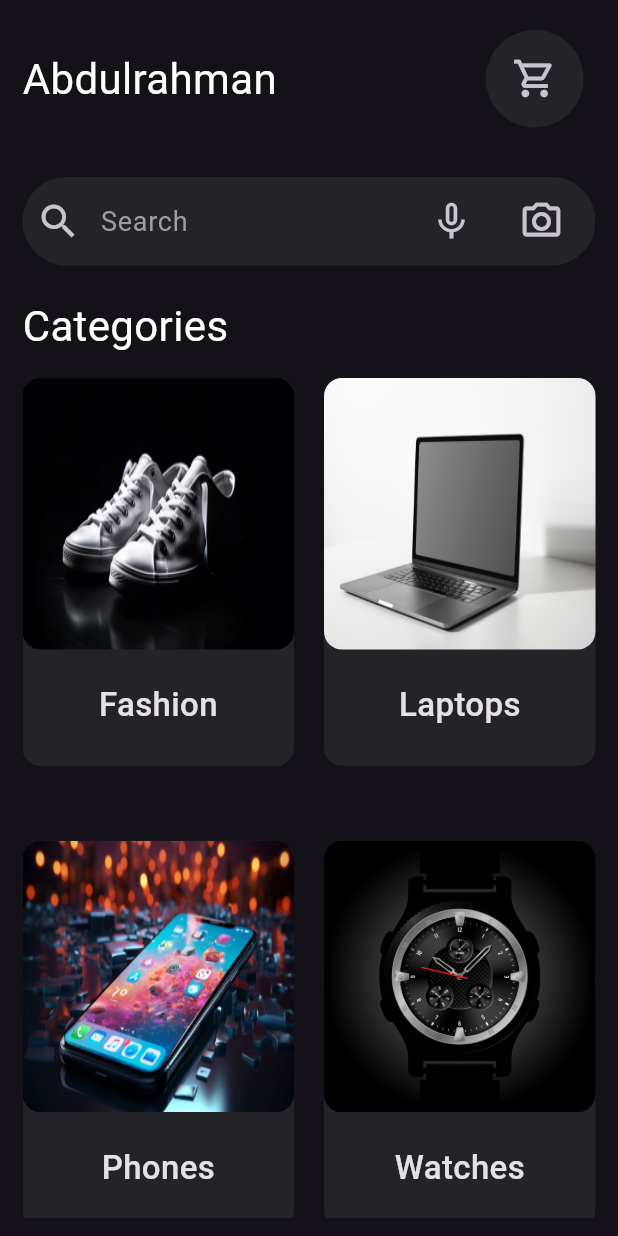
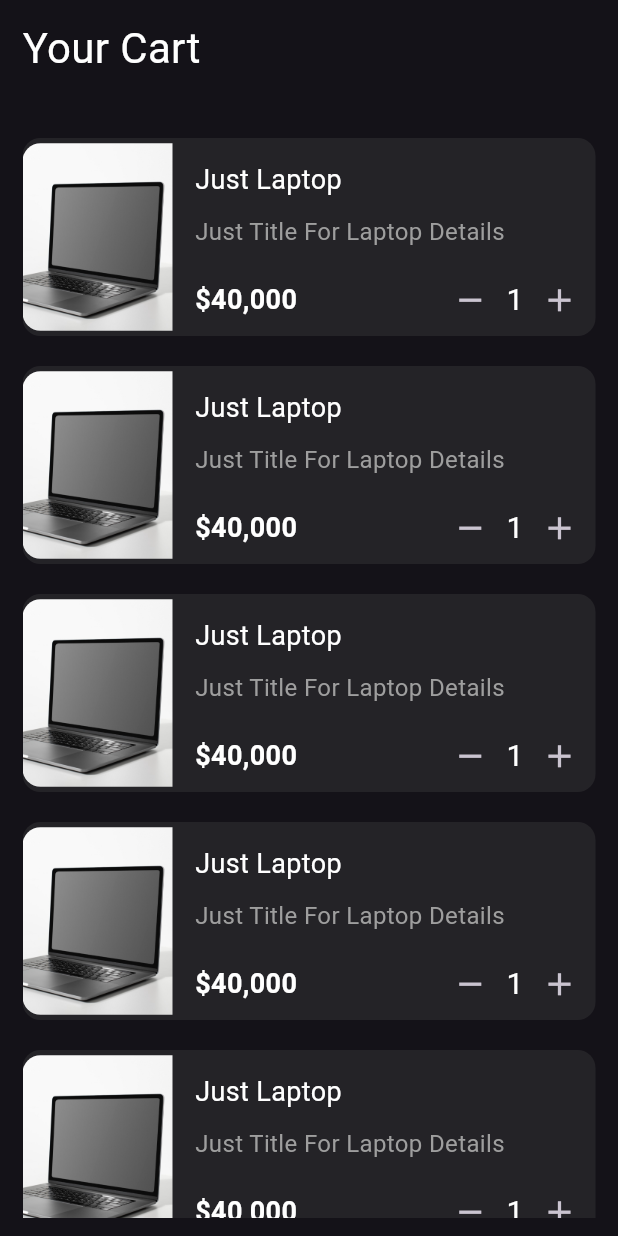
Before and after one commit to Kubbany/Mobile-Computing-Project, a Flutter app: the CategoriesView screen opened by its route, after a tap on the "shopping cart" icon, on a phone screen of 412 x 824 dp. Run offline on Flutter 3.47's test engine with Material 3 defaults, Android fonts, the phone set to English and light mode, and no system bars.

Commit message:
cart view UI Done

```diff
--- a/lib/constants.dart
+++ b/lib/constants.dart
@@ -4,4 +4,6 @@ const kLoginView = "Login View";
 const kRegisterView = "Register View";
 const kCategoriesView = "Categories View";
 const kProductsView = "Products View";
+const kProductDetailsView = "Product Details View";
+const kCartView = "Cart View";
 const kPrimaryColor = Color(0xff242327);
--- /dev/null
+++ b/lib/features/cart/presentation/views/cart_view.dart
@@ -0,0 +1,14 @@
+import 'package:ecommerce_app/constants.dart';
+import 'package:ecommerce_app/features/cart/presentation/views/widgets/cart_view_body.dart';
+import 'package:flutter/material.dart';
+
+class CartView extends StatelessWidget {
+  const CartView({super.key});
+  static const String id = kCartView;
+  @override
+  Widget build(BuildContext context) {
+    return const Scaffold(
+      body: CartViewBody(),
+    );
+  }
+}
--- /dev/null
+++ b/lib/features/cart/presentation/views/widgets/cart_item.dart
@@ -0,0 +1,101 @@
+import 'package:ecommerce_app/constants.dart';
+import 'package:ecommerce_app/features/products/presentation/views/widgets/custom_item_image.dart';
+import 'package:flutter/material.dart';
+
+class CartItem extends StatelessWidget {
+  const CartItem({super.key});
+
+  @override
+  Widget build(BuildContext context) {
+    return Container(
+      margin: const EdgeInsets.only(
+        top: 20,
+      ),
+      decoration: BoxDecoration(
+        borderRadius: BorderRadius.circular(12),
+        color: kPrimaryColor,
+      ),
+      child: Row(
+        children: [
+          const Padding(
+            padding: EdgeInsets.only(
+              right: 15,
+            ),
+            child: CustomItemImage(image: "assets/images/laptops.jpg"),
+          ),
+          Expanded(
+            child: Column(
+              crossAxisAlignment: CrossAxisAlignment.start,
+              children: [
+                const SizedBox(
+                  height: 15,
+                ),
+                const Text(
+                  "Just Laptop",
+                  style: TextStyle(
+                    fontSize: 18,
+                    color: Colors.white,
+                  ),
+                ),
+                const SizedBox(
+                  height: 10,
+                ),
+                const Text(
+                  "Just Title For Laptop Details",
+                  maxLines: 2,
+                  overflow: TextOverflow.ellipsis,
+                  style: TextStyle(
+                    fontSize: 16,
+                    color: Colors.grey,
+                  ),
+                ),
+                const SizedBox(
+                  height: 10,
+                ),
+                Row(
+                  mainAxisAlignment: MainAxisAlignment.spaceBetween,
+                  children: [
+                    const Text(
+                      "\$40,000",
+                      style: TextStyle(
+                        fontSize: 18,
+                        color: Colors.white,
+                        fontWeight: FontWeight.bold,
+                      ),
+                    ),
+                    Row(
+                      mainAxisAlignment: MainAxisAlignment.spaceBetween,
+                      children: [
+                        IconButton(
+                          onPressed: () {},
+                          icon: const Icon(
+                            Icons.remove,
+                            size: 25,
+                          ),
+                        ),
+                        const Text(
+                          "1",
+                          style: TextStyle(
+                            color: Colors.white,
+                            fontSize: 20,
+                          ),
+                        ),
+                        IconButton(
+                          onPressed: () {},
+                          icon: const Icon(
+                            Icons.add,
+                            size: 25,
+                          ),
+                        ),
+                      ],
+                    )
+                  ],
+                ),
+              ],
+            ),
+          )
+        ],
+      ),
+    );
+  }
+}
--- /dev/null
+++ b/lib/features/cart/presentation/views/widgets/cart_list_view.dart
@@ -0,0 +1,14 @@
+import 'package:ecommerce_app/features/cart/presentation/views/widgets/cart_item.dart';
+import 'package:flutter/material.dart';
+
+class CartListView extends StatelessWidget {
+  const CartListView({super.key});
+
+  @override
+  Widget build(BuildContext context) {
+    return SliverList.builder(
+      itemCount: 15,
+      itemBuilder: (context, index) => const CartItem(),
+    );
+  }
+}
--- /dev/null
+++ b/lib/features/cart/presentation/views/widgets/cart_view_body.dart
@@ -0,0 +1,40 @@
+import 'package:ecommerce_app/features/cart/presentation/views/widgets/cart_list_view.dart';
+import 'package:flutter/material.dart';
+
+class CartViewBody extends StatelessWidget {
+  const CartViewBody({super.key});
+
+  @override
+  Widget build(BuildContext context) {
+    return const SafeArea(
+      child: Padding(
+        padding: EdgeInsets.symmetric(
+          vertical: 12,
+          horizontal: 15,
+        ),
+        child: CustomScrollView(
+          slivers: [
+            SliverToBoxAdapter(
+              child: Column(
+                crossAxisAlignment: CrossAxisAlignment.start,
+                children: [
+                  Text(
+                    "Your Cart",
+                    style: TextStyle(
+                      fontSize: 28,
+                      color: Colors.white,
+                    ),
+                  ),
+                  SizedBox(
+                    height: 20,
+                  ),
+                ],
+              ),
+            ),
+            CartListView(),
+          ],
+        ),
+      ),
+    );
+  }
+}
--- a/lib/features/products/presentation/views/product_details_view.dart
+++ b/lib/features/products/presentation/views/product_details_view.dart
@@ -1,9 +1,10 @@
+import 'package:ecommerce_app/constants.dart';
 import 'package:ecommerce_app/features/products/presentation/views/widgets/product_details_view_body.dart';
 import 'package:flutter/material.dart';
 
 class ProductDetailsView extends StatelessWidget {
   const ProductDetailsView({super.key});
-
+  static const String id = kProductDetailsView;
   @override
   Widget build(BuildContext context) {
     return const Scaffold(
--- a/lib/features/products/presentation/views/widgets/product_details_view_body.dart
+++ b/lib/features/products/presentation/views/widgets/product_details_view_body.dart
@@ -62,29 +62,33 @@ class ProductDetailsViewBody extends StatelessWidget {
                   title: "Add To Cart",
                 ),
                 const SizedBox(
-                  height: 35,
+                  height: 25,
                 ),
                 TextField(
                   decoration: InputDecoration(
                     hintText: "Leave Your Feedback",
                     contentPadding: const EdgeInsetsDirectional.symmetric(
-                      vertical: 60,
+                      vertical: 40,
                       horizontal: 15,
                     ),
-                    enabledBorder: OutlineInputBorder(
-                      borderRadius: BorderRadius.circular(8),
-                      borderSide: const BorderSide(
-                        color: Colors.grey,
-                      ),
-                    ),
-                    focusedBorder: OutlineInputBorder(
-                      borderRadius: BorderRadius.circular(8),
-                      borderSide: const BorderSide(
-                        color: Colors.blue,
-                      ),
+                    enabledBorder: buildBorder(),
+                    focusedBorder: buildBorder(
+                      color: Colors.blue,
                     ),
                   ),
                 ),
+                const SizedBox(
+                  height: 15,
+                ),
+                TextField(
+                  decoration: InputDecoration(
+                    enabledBorder: buildBorder(),
+                    focusedBorder: buildBorder(
+                      color: Colors.blue,
+                    ),
+                    hintText: "Leave Your Rating",
+                  ),
+                )
               ],
             ),
           )
@@ -92,4 +96,13 @@ class ProductDetailsViewBody extends StatelessWidget {
       ),
     );
   }
+
+  OutlineInputBorder buildBorder({Color? color}) {
+    return OutlineInputBorder(
+      borderRadius: BorderRadius.circular(8),
+      borderSide: BorderSide(
+        color: color ?? Colors.grey,
+      ),
+    );
+  }
 }
--- a/lib/main.dart
+++ b/lib/main.dart
@@ -1,4 +1,5 @@
 import 'package:ecommerce_app/constants.dart';
+import 'package:ecommerce_app/features/cart/presentation/views/cart_view.dart';
 import 'package:ecommerce_app/features/home/presentation/views/categories_view.dart';
 import 'package:ecommerce_app/features/login&register/presentation/views/login_view.dart';
 import 'package:ecommerce_app/features/login&register/presentation/views/register_view.dart';
@@ -29,6 +30,7 @@ class EcommerceApp extends StatelessWidget {
         kLoginView: (context) => const LoginView(),
         kRegisterView: (context) => const RegisterView(),
         kCategoriesView: (context) => const CategoriesView(),
+        kCartView: (context) => const CartView(),
       },
     );
   }
--- a/lib/utils/cart_icon.dart
+++ b/lib/utils/cart_icon.dart
@@ -1,4 +1,5 @@
 import 'package:ecommerce_app/constants.dart';
+import 'package:ecommerce_app/features/cart/presentation/views/cart_view.dart';
 import 'package:flutter/material.dart';
 
 class CartIcon extends StatelessWidget {
@@ -9,7 +10,9 @@ class CartIcon extends StatelessWidget {
   @override
   Widget build(BuildContext context) {
     return IconButton(
-      onPressed: () {},
+      onPressed: () {
+        Navigator.pushNamed(context, CartView.id);
+      },
       icon: Container(
         width: 65,
         height: 65,
```
